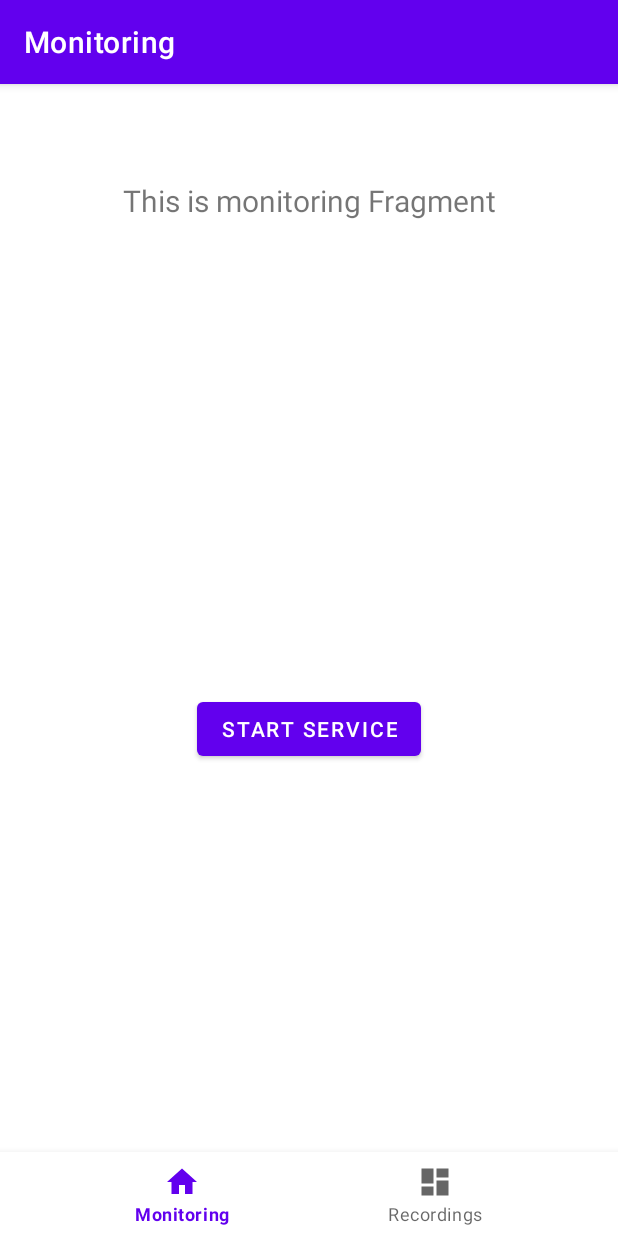
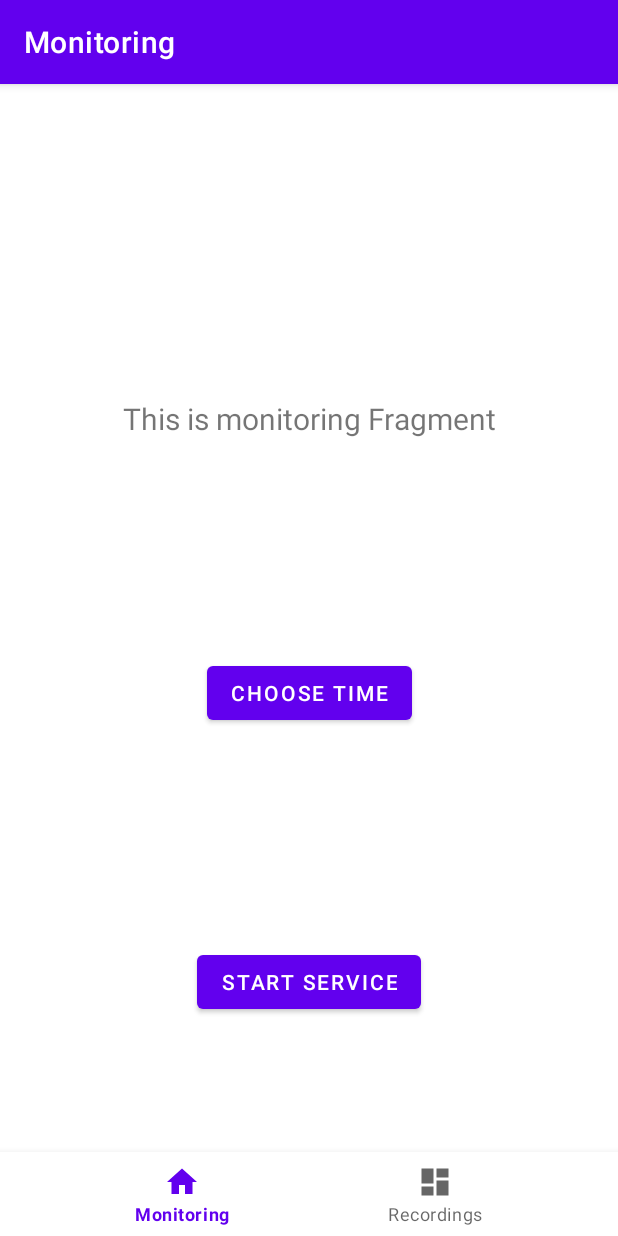
Before and after one commit to PeterNaggschga/SleepTalk, an Android app: the screen it shows after launch (MainActivity), on a phone screen of 412 x 824 dp. Run offline under Robolectric (Android 15) with nearby library versions, the phone set to English and light mode, and no system bars; our stand-ins replace navigation-ui.

Commit message:
added choose time button (listener not yet implemented)
Signed-off-by: PeterNaggschga <rep.akhcsztan@gmail.com>

```diff
--- a/app/src/main/java/com/peternaggschga/sleeptalk/ui/monitoring/MonitoringFragment.kt
+++ b/app/src/main/java/com/peternaggschga/sleeptalk/ui/monitoring/MonitoringFragment.kt
@@ -35,6 +35,11 @@ class MonitoringFragment : Fragment() {
         val textView: TextView = binding.textMonitoring
         monitoringViewModel.text.observe(viewLifecycleOwner) {
             textView.text = it
+        }
+
+        binding.buttonChooseTime.setOnClickListener {
+            TODO()
+            monitoringViewModel.endingTime = SystemClock.uptimeMillis() + 60 * 1000 * 10
         }
 
         binding.buttonStartMonitoring.setOnClickListener {
--- a/app/src/main/res/layout/fragment_monitoring.xml
+++ b/app/src/main/res/layout/fragment_monitoring.xml
@@ -15,10 +15,20 @@
         android:layout_marginEnd="8dp"
         android:textAlignment="center"
         android:textSize="20sp"
-        app:layout_constraintBottom_toTopOf="@id/button_monitoring"
+        app:layout_constraintBottom_toTopOf="@id/button_choose_time"
         app:layout_constraintEnd_toEndOf="parent"
         app:layout_constraintStart_toStartOf="parent"
         app:layout_constraintTop_toTopOf="parent" />
+
+    <Button
+        android:id="@+id/button_choose_time"
+        android:layout_width="wrap_content"
+        android:layout_height="wrap_content"
+        android:text="Choose time"
+        app:layout_constraintBottom_toTopOf="@id/button_start_monitoring"
+        app:layout_constraintEnd_toEndOf="parent"
+        app:layout_constraintStart_toStartOf="parent"
+        app:layout_constraintTop_toBottomOf="@id/text_monitoring" />
 
     <Button
         android:id="@+id/button_start_monitoring"
@@ -28,5 +38,5 @@
         app:layout_constraintBottom_toBottomOf="parent"
         app:layout_constraintEnd_toEndOf="parent"
         app:layout_constraintStart_toStartOf="parent"
-        app:layout_constraintTop_toBottomOf="@id/text_monitoring" />
+        app:layout_constraintTop_toBottomOf="@id/button_choose_time" />
 </androidx.constraintlayout.widget.ConstraintLayout>
```
